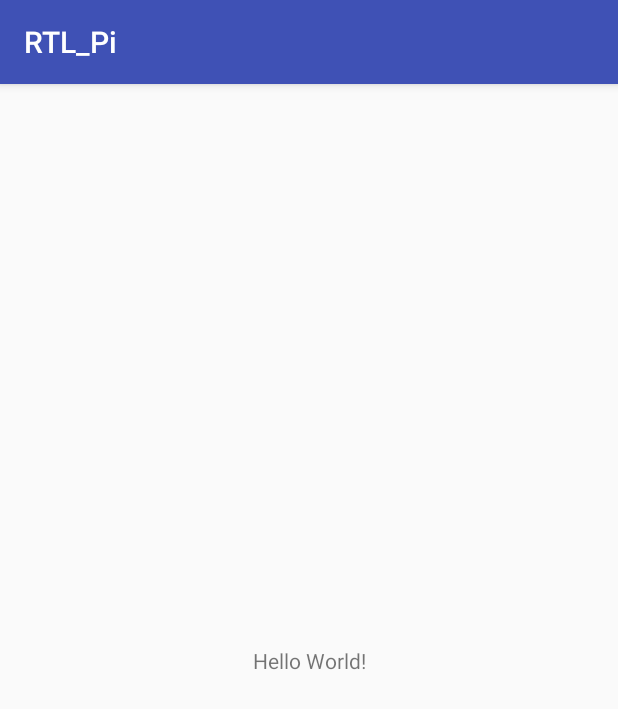
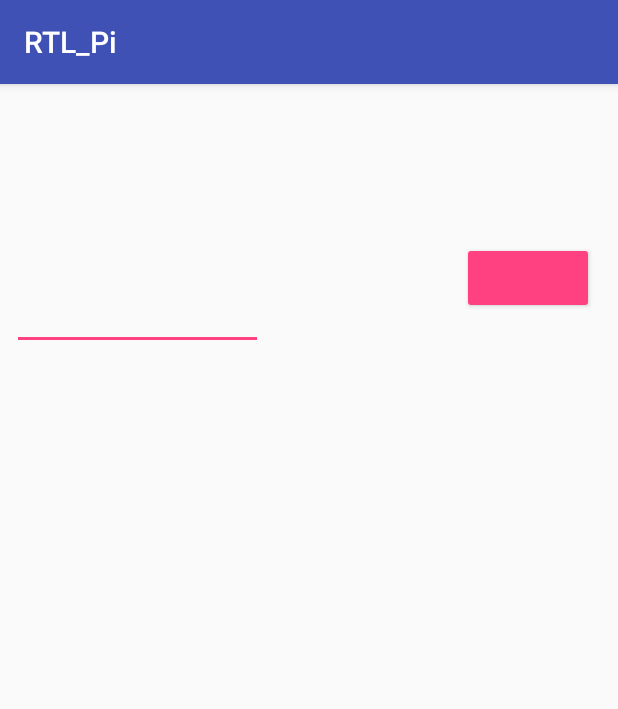
Before and after one commit to JimPatrizi/RTL_Pi, an Android app: the screen it shows after launch (MainActivity), on a phone screen of 412 x 824 dp. Shown: the top 709 px of the screen. Run offline under Robolectric (Android 15) with nearby library versions, the phone set to English and light mode, and no system bars.

Commit message:
made progress learning how to interact with Toast and UI

```diff
--- a/app/src/main/java/com/rtl_pi/jamespatrizi/rtl_pi/MainActivity.java
+++ b/app/src/main/java/com/rtl_pi/jamespatrizi/rtl_pi/MainActivity.java
@@ -2,28 +2,36 @@ package com.rtl_pi.jamespatrizi.rtl_pi;
 
 import android.support.v7.app.AppCompatActivity;
 import android.os.Bundle;
+import android.view.Gravity;
+import android.view.View;
+import android.widget.Button;
+import android.widget.EditText;
 import android.widget.TextView;
+import android.widget.Toast;
 
 public class MainActivity extends AppCompatActivity {
 
+    Button display;
+
+    private Toast toastFromEditText(EditText text) {
+        return Toast.makeText(this, text.getText().toString(), Toast.LENGTH_LONG);
+    }
     @Override
     protected void onCreate(Bundle savedInstanceState) {
         super.onCreate(savedInstanceState);
         setContentView(R.layout.activity_main);
+        display = (Button) findViewById(R.id.button);
+        display.setOnClickListener(new View.OnClickListener() {
+            @Override
+            public void onClick(View v) {
+                EditText text = (EditText)findViewById(R.id.editText);
+                Toast toast = new Toast(getApplicationContext());
+                toast.setGravity(Gravity.CENTER_VERTICAL, 0, 0);
+                toast = toastFromEditText(text);
+                toast.show();
+            }
+        });
 
-    // Example of a call to a native method
-    TextView tv = (TextView) findViewById(R.id.sample_text);
-    tv.setText(stringFromJNI());
-    }
 
-    /**
-     * A native method that is implemented by the 'native-lib' native library,
-     * which is packaged with this application.
-     */
-    public native String stringFromJNI();
-
-    // Used to load the 'native-lib' library on application startup.
-    static {
-        System.loadLibrary("native-lib");
     }
 }
--- a/app/src/main/res/layout/activity_main.xml
+++ b/app/src/main/res/layout/activity_main.xml
@@ -5,15 +5,39 @@
     xmlns:app="http://schemas.android.com/apk/res-auto"
     android:layout_width="match_parent"
     android:layout_height="match_parent"
-    tools:context="com.rtl_pi.jamespatrizi.rtl_pi.MainActivity">
+    tools:context="com.rtl_pi.jamespatrizi.rtl_pi.MainActivity"
+    tools:layout_editor_absoluteY="81dp"
+    tools:layout_editor_absoluteX="0dp">
 
-    <TextView
-        android:id="@+id/sample_text"
+    <EditText
+        android:id="@+id/editText"
+        style="@style/Widget.AppCompat.EditText"
+        android:layout_width="167dp"
+        android:layout_height="42dp"
+        android:ems="10"
+        android:hint="@string/Hz"
+        android:inputType="number"
+        android:selectAllOnFocus="true"
+        android:visibility="visible"
+        tools:text="Hz"
+        android:layout_marginStart="8dp"
+        app:layout_constraintBottom_toBottomOf="parent"
+        android:layout_marginBottom="8dp"
+        app:layout_constraintTop_toTopOf="parent"
+        android:layout_marginTop="8dp"
+        android:layout_marginLeft="16dp"
+        app:layout_constraintLeft_toLeftOf="parent"
+        app:layout_constraintVertical_bias="0.179" />
+
+    <Button
+        android:id="@+id/button"
+        style="@style/Widget.AppCompat.Button.Colored"
         android:layout_width="wrap_content"
         android:layout_height="wrap_content"
-        android:text="Hello World!"
-        app:layout_constraintBottom_toBottomOf="parent"
-        app:layout_constraintLeft_toLeftOf="parent"
+        android:layout_marginRight="16dp"
+        android:layout_marginTop="105dp"
+        android:elevation="0dp"
+        android:text="@string/Execute"
         app:layout_constraintRight_toRightOf="parent"
         app:layout_constraintTop_toTopOf="parent" />
 
--- a/app/src/main/res/values/strings.xml
+++ b/app/src/main/res/values/strings.xml
@@ -1,3 +1,5 @@
 <resources>
     <string name="app_name">RTL_Pi</string>
+    <string name="Hz" />
+    <string name="Execute" />
 </resources>
```
Also changed, not shown: app/build.gradle (+5 -3 lines).
